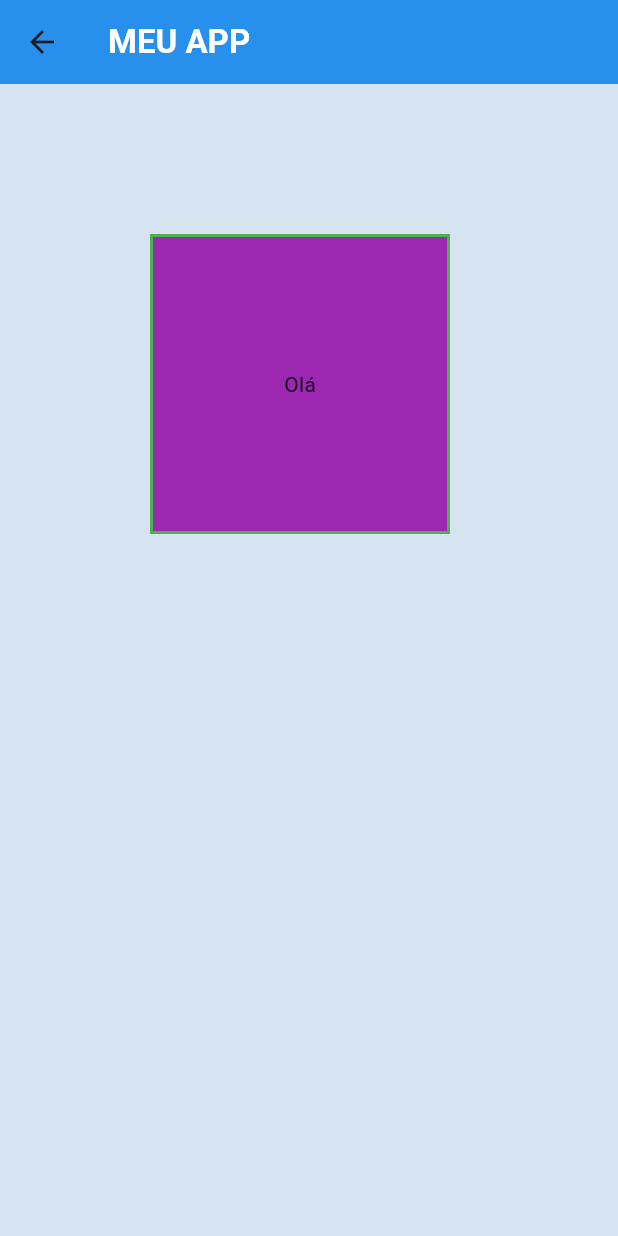
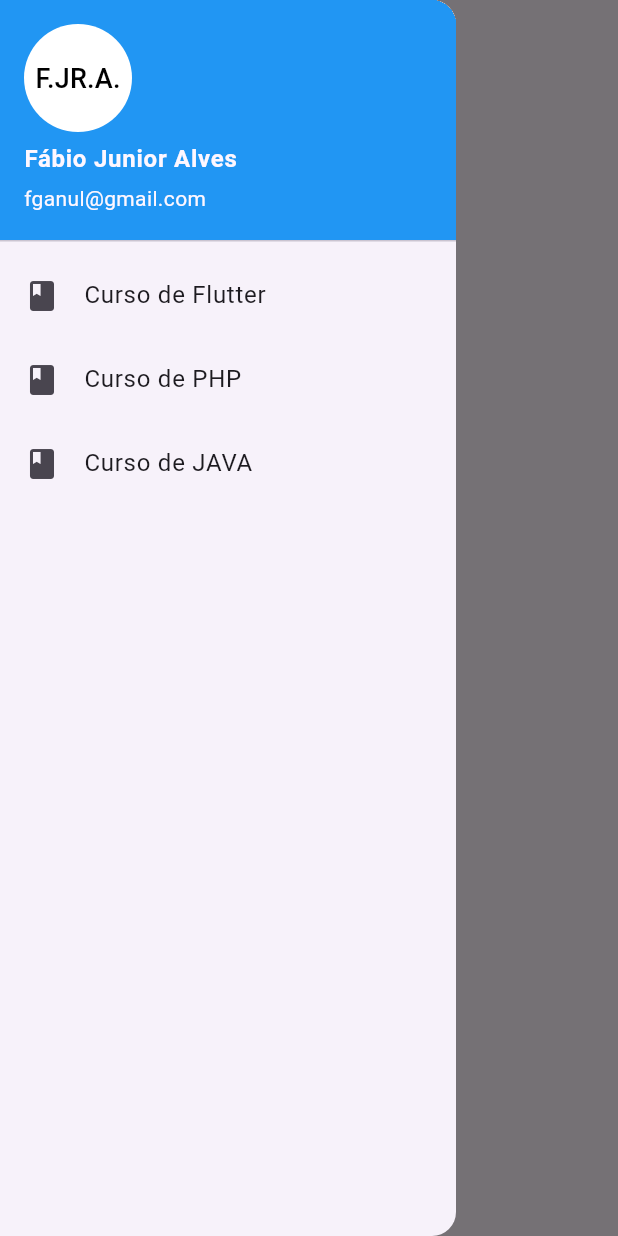
Before and after one commit to PriscilaSantos29/myapp, a Flutter app: the HomePage screen opened directly, with the side drawer open (before the commit the screen has no drawer), on a phone screen of 412 x 824 dp. Run offline on Flutter 3.47's test engine with Material 3 defaults, Android fonts, the phone set to English and light mode, and no system bars; our stand-ins replace google_fonts; project files that could hold a hidden picture were left out.

Commit message:
horaDePraticar3

```diff
--- a/lib/presentation/pages/text/horaDePraticar3/home_page1.dart
+++ b/lib/presentation/pages/text/horaDePraticar3/home_page1.dart
@@ -1,35 +1,54 @@
 import 'package:flutter/material.dart';
+
 
 class HomePage extends StatelessWidget {
   const HomePage({super.key});
+
 
   @override
   Widget build(BuildContext context) {
     return Scaffold(
       appBar: AppBar(
-        title: const Text('MEU APP',
-        style: TextStyle(
-            color: Colors.white, // <- força o texto branco
-            fontWeight: FontWeight.bold,
-          ),
+        title: const Text("Menu Drawer"),
+      ),
+      drawer: Drawer(
+        child: ListView(
+          padding: EdgeInsets.zero,
+          children: [
+            UserAccountsDrawerHeader(
+              decoration: const BoxDecoration(
+                color: Colors.blue,
+              ),
+              accountName: const Text(
+                "Fábio Junior Alves",
+                style: TextStyle(fontWeight: FontWeight.bold),
+              ),
+              accountEmail: const Text("fganul@gmail.com"),
+              currentAccountPicture: const CircleAvatar(
+                backgroundColor: Colors.white,
+                child: Text(
+                  "F.JR.A.",
+                  style: TextStyle(fontSize: 18, color: Colors.black),
+                ),
+              ),
+            ),
+            const ListTile(
+              leading: Icon(Icons.book),
+              title: Text("Curso de Flutter"),
+            ),
+            const ListTile(
+              leading: Icon(Icons.book),
+              title: Text("Curso de PHP"),
+            ),
+            const ListTile(
+              leading: Icon(Icons.book),
+              title: Text("Curso de JAVA"),
+            ),
+          ],
         ),
-        backgroundColor: Colors.blue,
-        elevation: 4,
       ),
-      backgroundColor: const Color.fromARGB(255, 214, 228, 241),
-      body: Container(
-        alignment: Alignment.center,
-        width: 200,
-        height: 200,
-        margin: const EdgeInsets.all(100),
-        decoration: BoxDecoration(
-          color: Colors.purple,
-          border: Border.all(color: Colors.green, width: 2),
-        ),
-        child: const Text(
-          'Olá',
-          style: TextStyle(color: Colors.black),
-        ),
+      body: const Center(
+        child: Text("Conteúdo principal"),
       ),
     );
   }
--- a/lib/presentation/pages/text/horaDePraticar3/home_page5.dart
+++ b/lib/presentation/pages/text/horaDePraticar3/home_page5.dart
@@ -1,67 +1,48 @@
 import 'package:flutter/material.dart';
 
-class HomePage extends StatefulWidget {
+
+class HomePage extends StatelessWidget {
   const HomePage({super.key});
 
-  @override
-  State<HomePage> createState() => _HomePageState();
-}
-
-class _HomePageState extends State<HomePage> {
-  int _currentIndex = 0;
-
-  final List<Widget> _pages = const [
-  Center(
-  child: Text.rich(
-    TextSpan(
-      style: TextStyle(fontSize: 18, color: Colors.black),
-      children: [
-        TextSpan(text: 'Olá, '),
-        TextSpan(
-          text: 'Mundo!',
-          style: TextStyle(color: Colors.red),
-        ),
-      ],
-    ),
-  ),
-),
-    Center(child: Text('Você está na Tela 2')),
-    Center(child: Text('Você está na Tela 3')),
-  ];
 
   @override
   Widget build(BuildContext context) {
     return Scaffold(
       appBar: AppBar(
-        title: const Text('MEU APP',
-        style: TextStyle(
-            color: Colors.white, // <- força o texto branco
-            fontWeight: FontWeight.bold,
+        title: const Text("MEU APP"),
+        backgroundColor: Colors.blue,
+        centerTitle: true,
+      ),
+      body: Stack(
+        children: [
+          // Imagem de fundo
+          Image.network(
+            'https://i.imgur.com/fzgwYzq.png',
+            width: double.infinity,
+            height: double.infinity,
+            fit: BoxFit.cover,
           ),
-        ),
-        backgroundColor: Colors.blue,
-      ),
-backgroundColor: Color.fromARGB(255, 214, 228, 241),
-      body: _pages[_currentIndex],
-      bottomNavigationBar: BottomNavigationBar(
-        currentIndex: _currentIndex,
-        onTap: (index) {
-          setState(() {
-            _currentIndex = index;
-          });
-        },
-        items: const [
-          BottomNavigationBarItem(
-            icon: Icon(Icons.home),
-            label: '',
-          ),
-          BottomNavigationBarItem(
-            icon: Icon(Icons.book),
-            label: '',
-          ),
-          BottomNavigationBarItem(
-            icon: Icon(Icons.person),
-            label: '',
+
+
+          // Conteúdo sobre a imagem
+          Positioned(
+            top: 16, // Espaçamento exato abaixo da AppBar
+            left: 0,
+            right: 0,
+            child: Center(
+              child: ElevatedButton(
+                onPressed: () {
+                  // ação do botão
+                },
+                style: ElevatedButton.styleFrom(
+                  backgroundColor: Colors.blue[200],
+                  foregroundColor: Colors.black,
+                  padding:
+                      const EdgeInsets.symmetric(horizontal: 16, vertical: 8),
+                ),
+                child: const Text("Clique para Prosseguir"),
+              ),
+            ),
           ),
         ],
       ),
```
Also changed, not shown: lib/app.dart (+10 -6 lines), lib/presentation/pages/navegacao/exercicio5/contato.dart (added, +20 -0 lines), lib/presentation/pages/navegacao/exercicio5/drawer.dart (added, +47 -0 lines), lib/presentation/pages/navegacao/exercicio5/minhaConta.dart (added, +20 -0 lines), lib/presentation/pages/navegacao/exercicio5/paginaInicial.dart (added, +20 -0 lines), lib/presentation/pages/text/horaDePraticar3/home_page2.dart (+16 -53 lines), lib/presentation/pages/text/horaDePraticar3/home_page3.dart (+23 -21 lines), lib/presentation/pages/text/horaDePraticar3/home_page4.dart (+11 -34 lines).
